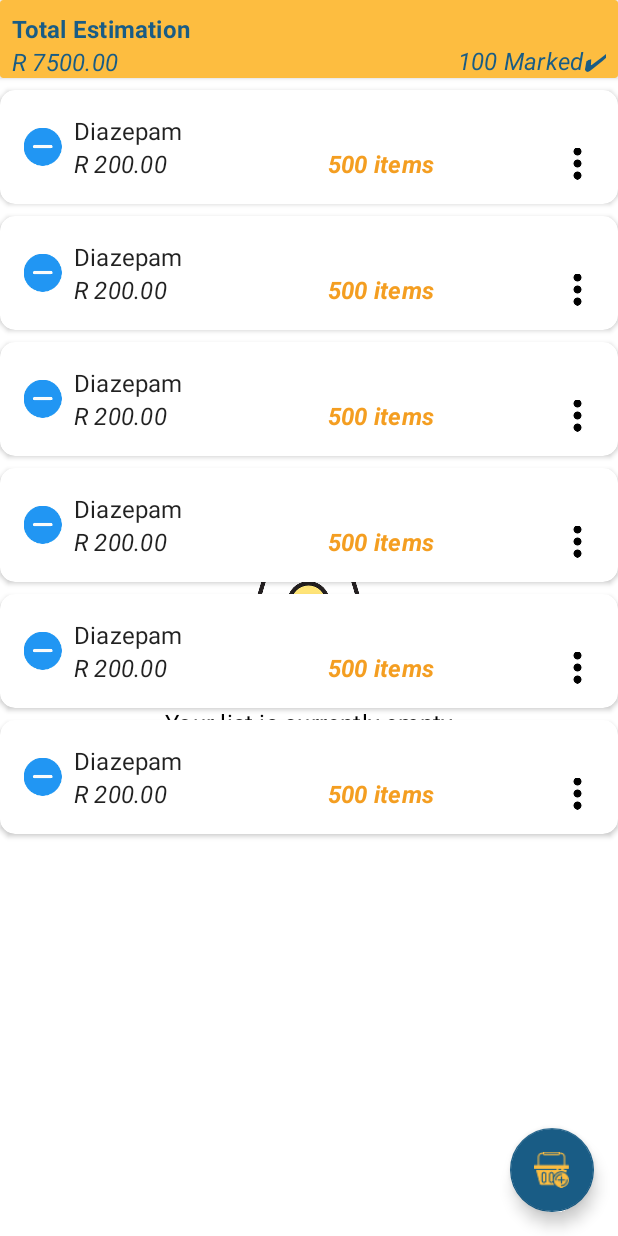
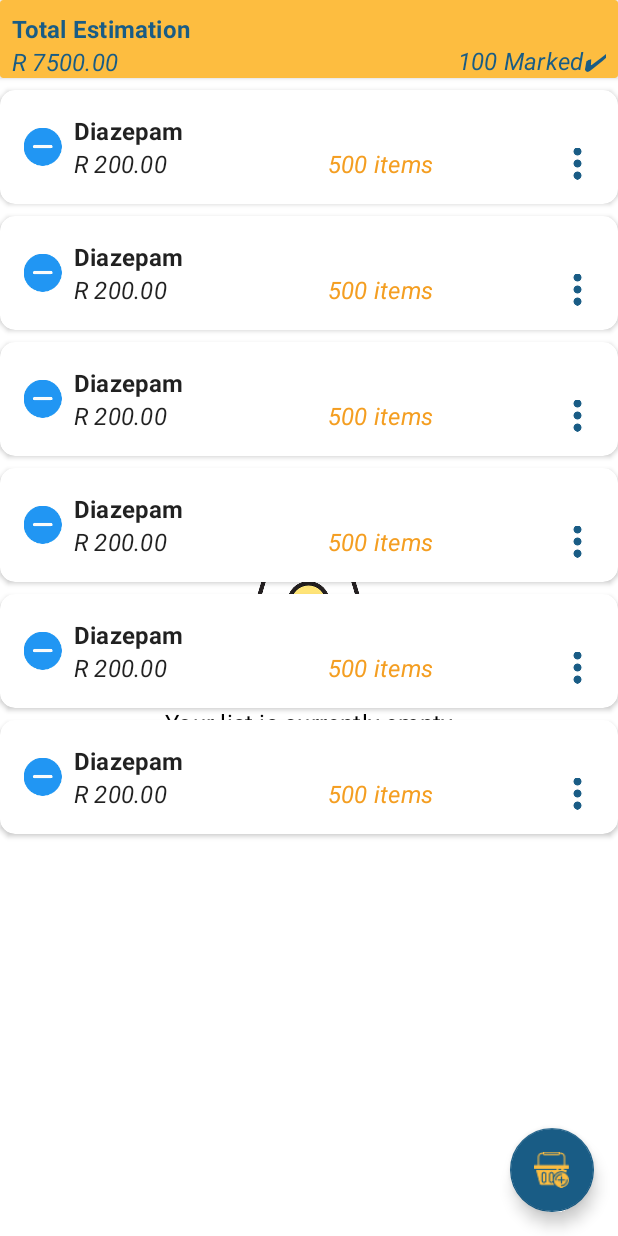
Before and after one commit to MicahSphelele/ShopList, an Android app: the layout fragment_home.xml on its own in the app's theme, with its tools: preview values and no code run, on a phone screen of 412 x 824 dp. Run offline under Robolectric (Android 15) with nearby library versions, the phone set to English and light mode, and no system bars.

Commit message:
- ✨ Minor changes and theme additions

```diff
--- a/app/src/main/res/layout/fragment_home.xml
+++ b/app/src/main/res/layout/fragment_home.xml
@@ -11,7 +11,6 @@
         android:id="@+id/coordinatorLayout"
         android:layout_width="match_parent"
         android:layout_height="match_parent">
-
 
         <androidx.cardview.widget.CardView
             android:id="@+id/view"
@@ -69,7 +68,7 @@
 
 
 
-        <ImageView
+        <com.google.android.material.imageview.ShapeableImageView
             android:id="@+id/image"
             android:layout_width="wrap_content"
             android:layout_height="wrap_content"
@@ -80,7 +79,7 @@
             app:layout_constraintTop_toTopOf="parent"
             android:contentDescription="@string/todo" />
 
-        <TextView
+        <com.google.android.material.textview.MaterialTextView
             android:id="@+id/text"
             android:layout_width="wrap_content"
             android:layout_height="wrap_content"
--- a/app/src/main/res/layout/item_shop.xml
+++ b/app/src/main/res/layout/item_shop.xml
@@ -31,6 +31,7 @@
             android:layout_height="wrap_content"
             android:textAppearance="@style/TextAppearance.MaterialComponents.Subtitle1"
             android:layout_marginStart="8dp"
+            android:textStyle="bold"
             app:layout_constraintStart_toEndOf="@+id/itemCheck"
             app:layout_constraintTop_toTopOf="parent"
             tools:text="Diazepam" />
@@ -51,7 +52,7 @@
             android:id="@+id/itemQuantity"
             android:layout_width="wrap_content"
             android:layout_height="wrap_content"
-            android:textStyle="italic|bold"
+            android:textStyle="italic"
             android:textColor="@color/colorPrimaryDark"
             android:textAppearance="@style/TextAppearance.MaterialComponents.Subtitle1"
             app:layout_constraintBottom_toBottomOf="parent"
@@ -67,7 +68,7 @@
             android:contentDescription="@string/todo"
             android:src="@drawable/more"
             android:focusable="true"
-            app:tint="?attr/appTextColor"
+            app:tint="?attr/appOverFlowActionButtonColor"
             app:layout_constraintBottom_toBottomOf="parent"
             app:layout_constraintEnd_toEndOf="parent"
             app:layout_constraintTop_toBottomOf="@+id/itemName" />
--- a/app/src/main/res/values-night/themes.xml
+++ b/app/src/main/res/values-night/themes.xml
@@ -14,5 +14,6 @@
         <item name="appButtonTextColor">@color/colorAccent</item>
         <item name="appButtonRippleColor">@color/colorButtonRipple</item>
         <item name="appCheckBoxCustomBackground">@drawable/custom_checkbox_yellow</item>
+        <item name="appOverFlowActionButtonColor">@color/colorPrimary</item>
     </style>
 </resources>
--- a/app/src/main/res/values/attrs.xml
+++ b/app/src/main/res/values/attrs.xml
@@ -7,5 +7,6 @@
         <attr name="appButtonTextColor" format="color"/>
         <attr name="appButtonRippleColor" format="color"/>
         <attr name="appCheckBoxCustomBackground" format="reference"/>
+        <attr name="appOverFlowActionButtonColor" format="color"/>
     </declare-styleable>
 </resources>
--- a/app/src/main/res/values/themes.xml
+++ b/app/src/main/res/values/themes.xml
@@ -15,6 +15,7 @@
         <item name="appButtonTextColor">@color/colorPrimary</item>
         <item name="appButtonRippleColor">@color/colorButtonRipple</item>
         <item name="appCheckBoxCustomBackground">@drawable/custom_checkbox_default</item>
+        <item name="appOverFlowActionButtonColor">@color/colorAccent</item>
     </style>
 
 </resources>
```
